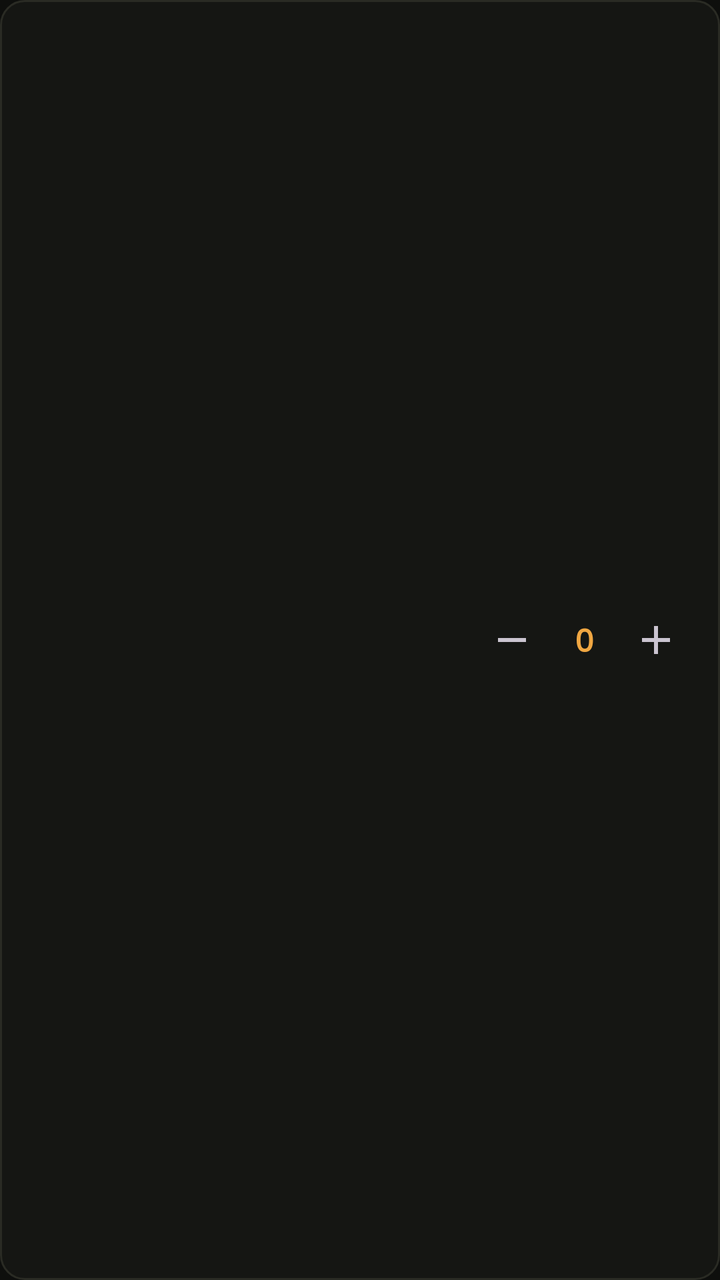
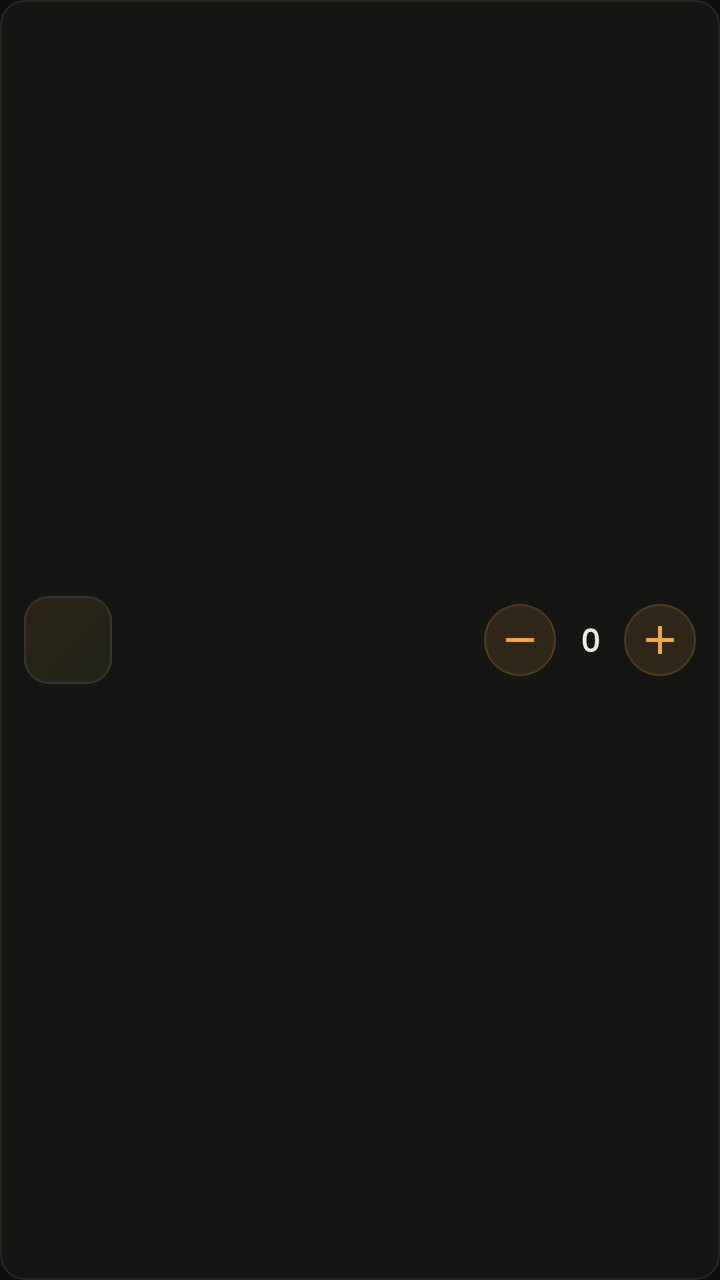

Before-and-after screenshots of an Android layout around one commit, followed by the original layout XML and the change that was made.
<!-- AndroidManifest.xml: application theme Theme.StockPilot -->
<!-- res/layout/item_pick.xml -->
<?xml version="1.0" encoding="utf-8"?>
<LinearLayout xmlns:android="http://schemas.android.com/apk/res/android"
    android:layout_width="match_parent"
    android:layout_height="wrap_content"
    android:layout_marginBottom="8dp"
    android:background="@drawable/bg_card"
    android:gravity="center_vertical"
    android:orientation="horizontal"
    android:padding="12dp">

    <LinearLayout
        android:layout_width="0dp"
        android:layout_height="wrap_content"
        android:layout_weight="1"
        android:orientation="vertical">

        <TextView
            android:id="@+id/tvTitle"
            android:layout_width="wrap_content"
            android:layout_height="wrap_content"
            android:ellipsize="end"
            android:maxLines="1"
            android:textColor="@color/text"
            android:textSize="14sp"
            android:textStyle="bold" />

        <TextView
            android:id="@+id/tvSub"
            android:layout_width="wrap_content"
            android:layout_height="wrap_content"
            android:textColor="@color/muted"
            android:textSize="12sp" />
    </LinearLayout>

    <ImageButton
        android:id="@+id/btnMinus"
        android:layout_width="40dp"
        android:layout_height="40dp"
        android:background="?attr/selectableItemBackgroundBorderless"
        android:contentDescription="Decrease"
        android:src="@drawable/ic_remove" />

    <TextView
        android:id="@+id/tvQty"
        android:layout_width="32dp"
        android:layout_height="wrap_content"
        android:fontFamily="monospace"
        android:gravity="center"
        android:text="0"
        android:textColor="@color/amber"
        android:textSize="16sp"
        android:textStyle="bold" />

    <ImageButton
        android:id="@+id/btnPlus"
        android:layout_width="40dp"
        android:layout_height="40dp"
        android:background="?attr/selectableItemBackgroundBorderless"
        android:contentDescription="Increase"
        android:src="@drawable/ic_add" />
</LinearLayout>
<!-- resources referenced by this layout -->
<resources>
  <color name="amber">#F0A742</color>
  <color name="muted">#8B8D80</color>
  <color name="text">#EBE9E1</color>
  <!-- drawable bg_card (drawable) -->
  <?xml version="1.0" encoding="utf-8"?>
  <shape xmlns:android="http://schemas.android.com/apk/res/android" android:shape="rectangle">
      <solid android:color="@color/surface" />
      <stroke android:width="1dp" android:color="@color/line" />
      <corners android:radius="12dp" />
  </shape>
  <style name="Theme.StockPilot" parent="Theme.Material3.Dark.NoActionBar">
          <item name="colorPrimary">@color/amber</item>
          <item name="colorOnPrimary">@color/amber_ink</item>
          <item name="colorSecondary">@color/amber</item>
          <item name="colorSurface">@color/surface</item>
          <item name="colorOnSurface">@color/text</item>
          <item name="colorSurfaceVariant">@color/surface2</item>
          <item name="colorOutline">@color/line</item>
          <item name="colorError">@color/red</item>
          <item name="android:windowBackground">@color/bg</item>
          <item name="android:statusBarColor">@color/bg</item>
          <item name="android:navigationBarColor">@color/surface</item>
      </style>
  <color name="surface">#151613</color>
  <color name="line">#2A2B24</color>
  <color name="amber_ink">#1D1407</color>
  <color name="surface2">#1B1C18</color>
  <color name="red">#EF6A5B</color>
  <color name="bg">#0E0F0D</color>
  <!-- unchanged entries left out for length: 2 -->
</resources>

<!-- the commit's change to res/layout/item_pick.xml (unified diff, before → after) -->
@@ -1,16 +1,28 @@
 <?xml version="1.0" encoding="utf-8"?>
 <LinearLayout xmlns:android="http://schemas.android.com/apk/res/android"
+    xmlns:app="http://schemas.android.com/apk/res-auto"
     android:layout_width="match_parent"
     android:layout_height="wrap_content"
-    android:layout_marginBottom="8dp"
+    android:layout_marginBottom="10dp"
     android:background="@drawable/bg_card"
     android:gravity="center_vertical"
     android:orientation="horizontal"
     android:padding="12dp">
 
+    <TextView
+        android:id="@+id/tvInitial"
+        android:layout_width="44dp"
+        android:layout_height="44dp"
+        android:background="@drawable/bg_badge_square"
+        android:fontFamily="sans-serif-medium"
+        android:gravity="center"
+        android:textColor="@color/amber"
+        android:textSize="16sp" />
+
     <LinearLayout
         android:layout_width="0dp"
         android:layout_height="wrap_content"
+        android:layout_marginStart="12dp"
         android:layout_weight="1"
         android:orientation="vertical">
 
@@ -19,43 +31,46 @@
             android:layout_width="wrap_content"
             android:layout_height="wrap_content"
             android:ellipsize="end"
+            android:fontFamily="sans-serif-medium"
             android:maxLines="1"
             android:textColor="@color/text"
-            android:textSize="14sp"
-            android:textStyle="bold" />
+            android:textSize="14sp" />
 
         <TextView
             android:id="@+id/tvSub"
             android:layout_width="wrap_content"
             android:layout_height="wrap_content"
+            android:layout_marginTop="2dp"
             android:textColor="@color/muted"
             android:textSize="12sp" />
     </LinearLayout>
 
     <ImageButton
         android:id="@+id/btnMinus"
-        android:layout_width="40dp"
-        android:layout_height="40dp"
-        android:background="?attr/selectableItemBackgroundBorderless"
+        android:layout_width="36dp"
+        android:layout_height="36dp"
+        android:background="@drawable/bg_stepper_btn"
         android:contentDescription="Decrease"
-        android:src="@drawable/ic_remove" />
+        android:src="@drawable/ic_remove"
+        app:tint="@color/amber" />
 
     <TextView
         android:id="@+id/tvQty"
-        android:layout_width="32dp"
+        android:layout_width="34dp"
         android:layout_height="wrap_content"
         android:fontFamily="monospace"
         android:gravity="center"
         android:text="0"
-        android:textColor="@color/amber"
+        android:textColor="@color/text"
         android:textSize="16sp"
         android:textStyle="bold" />
 
     <ImageButton
         android:id="@+id/btnPlus"
-        android:layout_width="40dp"
-        android:layout_height="40dp"
-        android:background="?attr/selectableItemBackgroundBorderless"
+        android:layout_width="36dp"
+        android:layout_height="36dp"
+        android:background="@drawable/bg_stepper_btn"
         android:contentDescription="Increase"
-        android:src="@drawable/ic_add" />
+        android:src="@drawable/ic_add"
+        app:tint="@color/amber" />
 </LinearLayout>
<!-- resource entries referenced after the edit -->
@@ -3,12 +3,25 @@
   <color name="amber">#F0A742</color>
   <color name="muted">#8B8D80</color>
   <color name="text">#EBE9E1</color>
+  <!-- drawable bg_badge_square (drawable) -->
+  <?xml version="1.0" encoding="utf-8"?>
+  <shape xmlns:android="http://schemas.android.com/apk/res/android" android:shape="rectangle">
+      <gradient android:startColor="#2A2415" android:endColor="@color/surface3" android:angle="315" />
+      <stroke android:width="1dp" android:color="@color/line2" />
+      <corners android:radius="12dp" />
+  </shape>
   <!-- drawable bg_card (drawable) -->
   <?xml version="1.0" encoding="utf-8"?>
   <shape xmlns:android="http://schemas.android.com/apk/res/android" android:shape="rectangle">
       <solid android:color="@color/surface" />
       <stroke android:width="1dp" android:color="@color/line" />
       <corners android:radius="12dp" />
+  </shape>
+  <!-- drawable bg_stepper_btn (drawable) -->
+  <?xml version="1.0" encoding="utf-8"?>
+  <shape xmlns:android="http://schemas.android.com/apk/res/android" android:shape="oval">
+      <solid android:color="@color/amber_soft" />
+      <stroke android:width="1dp" android:color="@color/amber_line" />
   </shape>
   <style name="Theme.StockPilot" parent="Theme.Material3.Dark.NoActionBar">
           <item name="colorPrimary">@color/amber</item>
@@ -17,18 +30,49 @@
           <item name="colorSurface">@color/surface</item>
           <item name="colorOnSurface">@color/text</item>
           <item name="colorSurfaceVariant">@color/surface2</item>
-          <item name="colorOutline">@color/line</item>
+          <item name="colorOutline">@color/line2</item>
           <item name="colorError">@color/red</item>
           <item name="android:windowBackground">@color/bg</item>
           <item name="android:statusBarColor">@color/bg</item>
           <item name="android:navigationBarColor">@color/surface</item>
+          <item name="materialAlertDialogTheme">@style/ThemeOverlay.StockPilot.Dialog</item>
+          <item name="bottomSheetDialogTheme">@style/ThemeOverlay.StockPilot.BottomSheet</item>
       </style>
+  <color name="surface3">#222319</color>
+  <color name="line2">#34352B</color>
   <color name="surface">#151613</color>
-  <color name="line">#2A2B24</color>
+  <color name="line">#26271F</color>
+  <color name="amber_soft">#1FF0A742</color>
+  <color name="amber_line">#4A3A1C</color>
   <color name="amber_ink">#1D1407</color>
   <color name="surface2">#1B1C18</color>
   <color name="red">#EF6A5B</color>
   <color name="bg">#0E0F0D</color>
+  <style name="ThemeOverlay.StockPilot.Dialog" parent="ThemeOverlay.Material3.MaterialAlertDialog">
+          <item name="colorSurface">@color/surface2</item>
+          <item name="dialogCornerRadius">22dp</item>
+          <item name="shapeAppearance">@style/ShapeAppearance.StockPilot.Dialog</item>
+          <item name="shapeAppearanceOverlay">@style/ShapeAppearance.StockPilot.Dialog</item>
+      </style>
+  <style name="ThemeOverlay.StockPilot.BottomSheet" parent="ThemeOverlay.Material3.BottomSheetDialog">
+          <item name="bottomSheetStyle">@style/Widget.StockPilot.BottomSheet</item>
+      </style>
+  <style name="ShapeAppearance.StockPilot.Dialog" parent="">
+          <item name="cornerFamily">rounded</item>
+          <item name="cornerSize">22dp</item>
+      </style>
+  <style name="Widget.StockPilot.BottomSheet" parent="Widget.Material3.BottomSheet">
+          <item name="backgroundTint">@color/surface</item>
+          <item name="shapeAppearance">@style/ShapeAppearance.StockPilot.Sheet</item>
+          <item name="shapeAppearanceOverlay">@style/ShapeAppearance.StockPilot.Sheet</item>
+      </style>
+  <style name="ShapeAppearance.StockPilot.Sheet" parent="">
+          <item name="cornerFamily">rounded</item>
+          <item name="cornerSizeTopLeft">26dp</item>
+          <item name="cornerSizeTopRight">26dp</item>
+          <item name="cornerSizeBottomLeft">0dp</item>
+          <item name="cornerSizeBottomRight">0dp</item>
+      </style>
   <!-- unchanged entries left out for length: 2 -->
 </resources>
 
